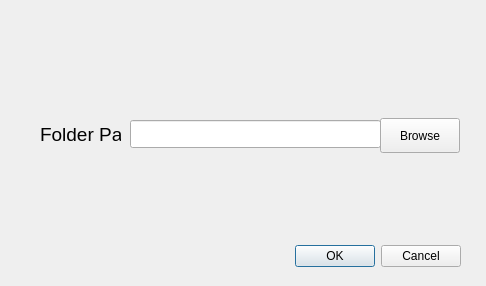
This is qgis/cartoworks/add_data_dialog_base.ui in mapsensedev/learngis as Qt 5 draws it before an edit. The edited form follows.
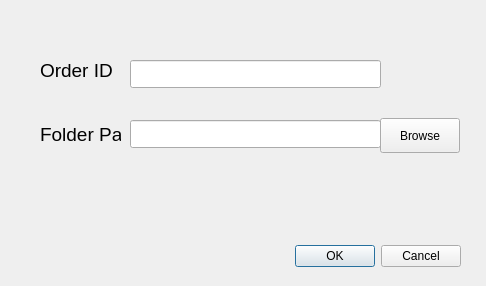
This is the edited form.

Diff of the .ui file:
```diff
--- a/qgis/cartoworks/add_data_dialog_base.ui
+++ b/qgis/cartoworks/add_data_dialog_base.ui
@@ -70,6 +70,34 @@
     <string>Browse</string>
    </property>
   </widget>
+  <widget class="QLineEdit" name="lineEdit_2">
+   <property name="geometry">
+    <rect>
+     <x>130</x>
+     <y>60</y>
+     <width>251</width>
+     <height>28</height>
+    </rect>
+   </property>
+  </widget>
+  <widget class="QLabel" name="label_2">
+   <property name="geometry">
+    <rect>
+     <x>40</x>
+     <y>60</y>
+     <width>81</width>
+     <height>20</height>
+    </rect>
+   </property>
+   <property name="font">
+    <font>
+     <pointsize>14</pointsize>
+    </font>
+   </property>
+   <property name="text">
+    <string>Order ID</string>
+   </property>
+  </widget>
  </widget>
  <resources/>
  <connections>
```
